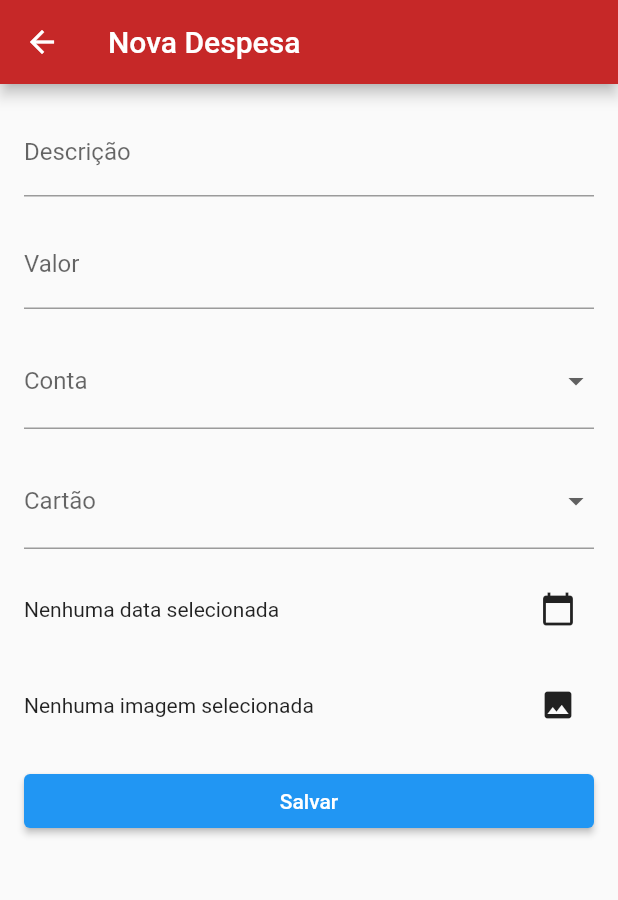
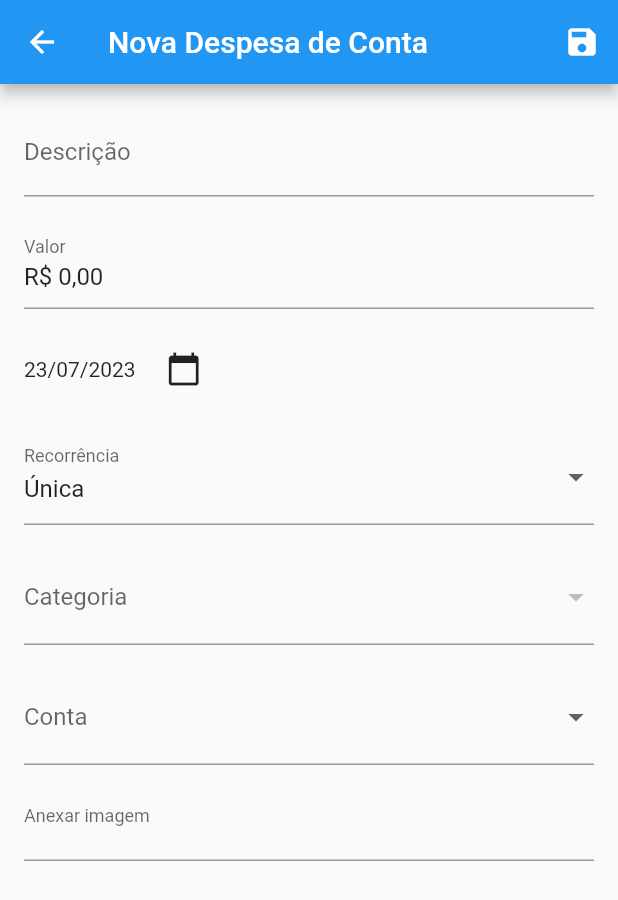
Before and after one commit to abeeatriz/da_minha_conta, a Flutter app: the screen it shows after launch, after a tap on "Nova Despesa", on a phone screen of 412 x 824 dp. Shown: the top 900 px of the screen. Run offline on Flutter 3.47's test engine with Material 2 defaults, Android fonts, the phone set to English and light mode, and no system bars; our stand-ins replace extended_masked_text, image_picker, sqflite; accounts and stored records are empty.

Commit message:
Fix screen nova despesa

```diff
--- a/lib/screens/despesas/nova_despesa.dart
+++ b/lib/screens/despesas/nova_despesa.dart
@@ -1,49 +1,130 @@
 import 'dart:io';
+import 'package:da_minha_conta/dao/categoria_dao.dart';
+import 'package:da_minha_conta/dao/conta_dao.dart';
+import 'package:da_minha_conta/dao/database_helper.dart';
+import 'package:da_minha_conta/dao/despesa_conta_dao.dart';
+import 'package:da_minha_conta/dao/despesa_dao.dart';
+import 'package:da_minha_conta/dao/transacao_dao.dart';
+import 'package:da_minha_conta/model/categoria.dart';
+import 'package:da_minha_conta/model/conta.dart';
+import 'package:da_minha_conta/model/depesaConta.dart';
+import 'package:da_minha_conta/model/despesa.dart';
+import 'package:da_minha_conta/model/transacao.dart';
+import 'package:extended_masked_text/extended_masked_text.dart';
 import 'package:flutter/material.dart';
 import 'package:image_picker/image_picker.dart';
+import 'package:intl/intl.dart';
 
 class NovaDespesa extends StatefulWidget {
+  const NovaDespesa({Key? key}) : super(key: key);
+
   @override
-  _NovaDespesaState createState() => _NovaDespesaState();
+  NovaDespesaState createState() => NovaDespesaState();
 }
 
-class _NovaDespesaState extends State<NovaDespesa> {
-  final GlobalKey<FormState> _formKey = GlobalKey<FormState>();
-  TextEditingController _descricaoController = TextEditingController();
-  TextEditingController _valorController = TextEditingController();
-  String? _contaSelecionada;
-  String? _cartaoSelecionado;
-  DateTime? _dataSelecionada;
+class NovaDespesaState extends State<NovaDespesa> {
+  final _formKey = GlobalKey<FormState>();
+  final _db = DatabaseHelper();
+
+  final TextEditingController _descricaoController = TextEditingController();
+  final _valorController = MoneyMaskedTextController(
+    leftSymbol: 'R\$ ',
+    decimalSeparator: ',',
+  );
+
+  List<Categoria> _categorias = [];
+  List<Conta> _contas = [];
+  DateTime _data = DateTime.now();
+  String _recorrencia = 'Única';
+  Categoria? _categoriaSelecionada;
   File? _imagemSelecionada;
+  Conta? _contaSelecionada;
 
-  List<String> _contas = [
-    'Conta 1',
-    'Conta 2',
-    'Conta 3'
-  ]; // Exemplo de lista de contas
-  List<String> _cartoes = [
-    'Cartão 1',
-    'Cartão 2',
-    'Cartão 3'
-  ]; // Exemplo de lista de cartões
+  final List<String> _recorrenciaOptions = [
+    'Única',
+    'Diária',
+    'Semanal',
+    'Mensal',
+    'Anual',
+  ];
+
+  @override
+  void initState() {
+    super.initState();
+    carregarContas();
+    carregarCategorias();
+  }
+
+  Future<void> carregarContas() async {
+    List<Conta> contas = await ContaDAO(_db).getContas();
+
+    setState(() {
+      _contas = contas;
+    });
+  }
+
+  Future<void> carregarCategorias() async {
+    List<Categoria> categorias = await CategoriaDAO(_db).getCategorias();
+
+    setState(() {
+      _categorias = categorias;
+    });
+  }
 
   Future<void> _selectDate() async {
-    final DateTime? picked = await showDatePicker(
+    final picked = await showDatePicker(
       context: context,
-      initialDate: DateTime.now(),
+      initialDate: _data,
       firstDate: DateTime(2020),
       lastDate: DateTime(2025),
     );
-    if (picked != null && picked != _dataSelecionada) {
+    if (picked != null && picked != _data) {
       setState(() {
-        _dataSelecionada = picked;
+        _data = picked;
       });
     }
   }
 
+  void saveDespesaCartao() async {
+    if (_formKey.currentState!.validate()) {
+      final descricao = _descricaoController.text;
+      final valor = _valorController.numberValue;
+      final recorrencia = _recorrencia;
+      final data = _data;
+
+      Transacao transacao = Transacao(descricao: descricao, valor: valor, data: data, recorrencia: recorrencia);
+      Despesa despesa = Despesa(transacao: transacao, categoria: _categoriaSelecionada!);
+      DespesaConta despesaConta = DespesaConta(despesa: despesa, conta: _contaSelecionada!);
+
+      int idInserido = await DespesaContaDAO(_db, DespesaDAO(_db, TransacaoDAO(_db), CategoriaDAO(_db)), ContaDAO(_db))
+          .insertDespesaConta(despesaConta);
+
+      if (idInserido != 0) {
+        WidgetsBinding.instance.addPostFrameCallback((_) {
+          ScaffoldMessenger.of(context).showSnackBar(
+            SnackBar(
+              content: Text(
+                'Despesa inserida com sucesso! ID: $idInserido',
+              ),
+            ),
+          );
+        });
+      } else {
+        WidgetsBinding.instance.addPostFrameCallback((_) {
+          ScaffoldMessenger.of(context).showSnackBar(
+            const SnackBar(
+              content: Text(
+                'Falha ao inserir o registro.',
+              ),
+            ),
+          );
+        });
+      }
+    }
+  }
+
   Future<void> _selectImage() async {
-    final pickedFile =
-        await ImagePicker().pickImage(source: ImageSource.gallery);
+    final pickedFile = await ImagePicker().pickImage(source: ImageSource.gallery);
     if (pickedFile != null) {
       setState(() {
         _imagemSelecionada = File(pickedFile.path);
@@ -51,135 +132,141 @@ class _NovaDespesaState extends State<NovaDespesa> {
     }
   }
 
-  void _submitForm() {
-    if (_formKey.currentState!.validate()) {
-      // Processar o formulário
-      // Aqui você pode salvar os dados no banco de dados ou realizar outras ações necessárias
-      // Você pode acessar os valores dos campos usando os controladores ou as variáveis de estado (_descricaoController.text, _valorController.text, etc.)
-      // Também pode acessar a imagem selecionada (_imagemSelecionada)
-    }
-  }
-
   @override
   Widget build(BuildContext context) {
     return Scaffold(
       appBar: AppBar(
-        title: Text('Nova Despesa'),
-        backgroundColor: Colors.red[800],
+        title: const Text('Nova Despesa de Conta'),
+        actions: [
+          IconButton(
+            icon: const Icon(Icons.save),
+            onPressed: saveDespesaCartao,
           ),
-      body: Padding(
+        ],
+      ),
+      body: SingleChildScrollView(
         padding: const EdgeInsets.all(16.0),
         child: Form(
           key: _formKey,
-          child: SingleChildScrollView(
           child: Column(
             crossAxisAlignment: CrossAxisAlignment.stretch,
             children: [
               TextFormField(
                 controller: _descricaoController,
-                  decoration: InputDecoration(labelText: 'Descrição'),
+                decoration: const InputDecoration(
+                  labelText: 'Descrição',
+                ),
                 validator: (value) {
-                    if (value == null || value.isEmpty) {
-                      return 'Por favor, insira uma descrição';
+                  if (value?.isEmpty == true) {
+                    return 'Por favor, informe a descrição';
                   }
                   return null;
                 },
               ),
-                SizedBox(height: 16.0),
+              const SizedBox(height: 16.0),
               TextFormField(
+                decoration: const InputDecoration(labelText: 'Valor'),
                 controller: _valorController,
-                  decoration: InputDecoration(labelText: 'Valor'),
                 keyboardType: TextInputType.number,
                 validator: (value) {
-                    if (value == null || value.isEmpty) {
-                      return 'Por favor, insira um valor';
+                  if (value?.isEmpty == true) {
+                    return 'Por favor, informe o valor';
                   }
                   return null;
                 },
               ),
-                SizedBox(height: 16.0),
+              const SizedBox(height: 16.0),
+              Row(
+                children: [
+                  Text(DateFormat('dd/MM/yyyy').format(_data)),
+                  const SizedBox(width: 8.0),
+                  IconButton(
+                    icon: const Icon(Icons.calendar_today),
+                    onPressed: _selectDate,
+                  ),
+                ],
+              ),
+              const SizedBox(height: 16.0),
               DropdownButtonFormField<String>(
-                  decoration: InputDecoration(labelText: 'Conta'),
-                  value: _contaSelecionada,
+                decoration: const InputDecoration(labelText: 'Recorrência'),
+                value: _recorrencia,
                 onChanged: (value) {
                   setState(() {
-                      _contaSelecionada = value;
+                    _recorrencia = value ?? _recorrenciaOptions.first;
                   });
                 },
-                  items: _contas.map((conta) {
+                items: _recorrenciaOptions.map((option) {
                   return DropdownMenuItem<String>(
-                      value: conta,
-                      child: Text(conta),
+                    value: option,
+                    child: Text(option),
                   );
                 }).toList(),
                 validator: (value) {
                   if (value == null) {
+                    return 'Por favor, selecione a recorrência';
+                  }
+                  return null;
+                },
+              ),
+              const SizedBox(height: 16.0),
+              DropdownButtonFormField<Categoria>(
+                value: _categoriaSelecionada,
+                onChanged: (categoria) {
+                  setState(() {
+                    _categoriaSelecionada = categoria;
+                  });
+                },
+                items: _categorias.map((categoria) {
+                  return DropdownMenuItem<Categoria>(
+                    value: categoria,
+                    child: Text(categoria.descricao),
+                  );
+                }).toList(),
+                decoration: const InputDecoration(
+                  labelText: 'Categoria',
+                ),
+                validator: (categoria) {
+                  if (categoria == null) {
+                    return 'Por favor, selecione uma categoria';
+                  }
+                  return null;
+                },
+              ),
+              const SizedBox(height: 16.0),
+              DropdownButtonFormField<Conta>(
+                value: _contaSelecionada,
+                onChanged: (conta) {
+                  setState(() {
+                    _contaSelecionada = conta;
+                  });
+                },
+                items: _contas.map((conta) {
+                  return DropdownMenuItem<Conta>(
+                    value: conta,
+                    child: Text(conta.descricao),
+                  );
+                }).toList(),
+                decoration: const InputDecoration(
+                  labelText: 'Conta',
+                ),
+                validator: (conta) {
+                  if (conta == null || conta.id == null) {
                     return 'Por favor, selecione uma conta';
                   }
                   return null;
                 },
               ),
-                SizedBox(height: 16.0),
-                DropdownButtonFormField<String>(
-                  decoration: InputDecoration(labelText: 'Cartão'),
-                  value: _cartaoSelecionado,
-                  onChanged: (value) {
-                    setState(() {
-                      _cartaoSelecionado = value;
-                    });
+              const SizedBox(height: 16.0),
+              InkWell(
+                onTap: () {
+                  _selectImage();
                 },
-                  items: _cartoes.map((cartao) {
-                    return DropdownMenuItem<String>(
-                      value: cartao,
-                      child: Text(cartao),
-                    );
-                  }).toList(),
-                  validator: (value) {
-                    if (value == null) {
-                      return 'Por favor, selecione um cartão';
-                    }
-                    return null;
-                  },
-                ),
-                SizedBox(height: 16.0),
-                Row(
-                  children: [
-                    Expanded(
-                      child: Text(
-                        _dataSelecionada != null
-                            ? 'Data selecionada: ${_dataSelecionada!.day}/${_dataSelecionada!.month}/${_dataSelecionada!.year}'
-                            : 'Nenhuma data selecionada',
+                child: InputDecorator(
+                  decoration: const InputDecoration(labelText: 'Anexar imagem'),
+                  child: _imagemSelecionada != null ? Image.file(_imagemSelecionada!) : const SizedBox(),
                 ),
               ),
-                    IconButton(
-                      icon: Icon(Icons.calendar_today),
-                      onPressed: _selectDate,
-                    ),
             ],
-                ),
-                SizedBox(height: 16.0),
-                Row(
-                  children: [
-                    Expanded(
-                      child: Text(
-                        _imagemSelecionada != null
-                            ? 'Imagem selecionada'
-                            : 'Nenhuma imagem selecionada',
-                      ),
-                    ),
-                    IconButton(
-                      icon: Icon(Icons.image),
-                      onPressed: _selectImage,
-                    ),
-                  ],
-                ),
-                SizedBox(height: 16.0),
-                ElevatedButton(
-                  onPressed: _submitForm,
-                  child: Text('Salvar'),
-                ),
-              ],
-            ),
           ),
         ),
       ),
```
Lines whose indentation alone changed are shown as unchanged.
